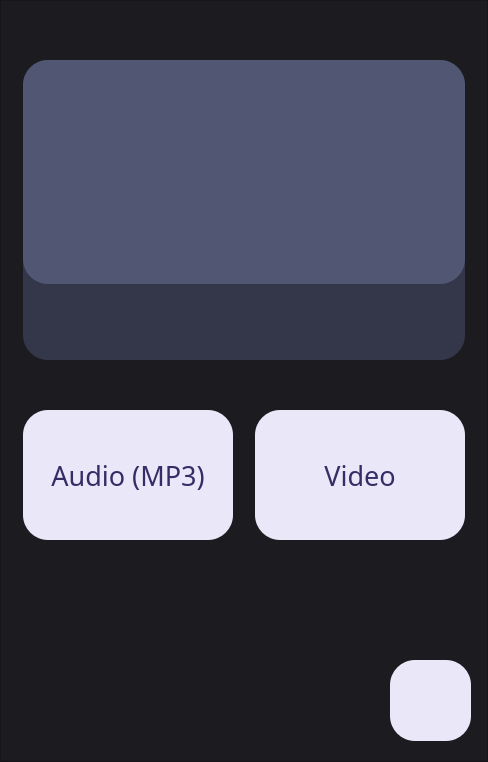
GitBon25/TubeThief, file project2.ui: the form before one commit.
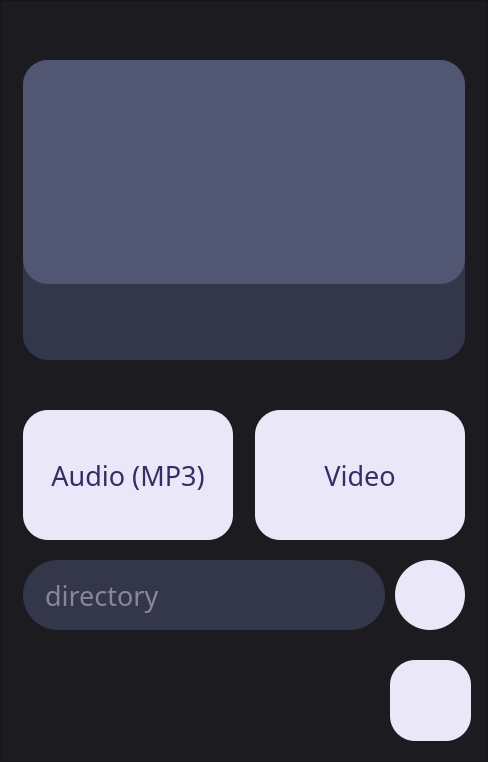
The form after the commit. Icons and pictures are not drawn.

```diff
--- a/project2.ui
+++ b/project2.ui
@@ -242,6 +242,97 @@
       <string>Video</string>
      </property>
     </widget>
+    <widget class="QLineEdit" name="directory">
+     <property name="enabled">
+      <bool>true</bool>
+     </property>
+     <property name="geometry">
+      <rect>
+       <x>23</x>
+       <y>560</y>
+       <width>362</width>
+       <height>70</height>
+      </rect>
+     </property>
+     <property name="font">
+      <font>
+       <family>Product Sans</family>
+       <pointsize>20</pointsize>
+      </font>
+     </property>
+     <property name="styleSheet">
+      <string notr="true">QLineEdit {
+background-color: rgb(52, 55, 74);
+color: rgb(215, 215, 230);
+border-radius: 35px;
+padding-left: 20px;
+padding-right: 20px;
+}</string>
+     </property>
+     <property name="inputMask">
+      <string/>
+     </property>
+     <property name="text">
+      <string/>
+     </property>
+     <property name="placeholderText">
+      <string>directory</string>
+     </property>
+    </widget>
+    <widget class="QPushButton" name="browse">
+     <property name="geometry">
+      <rect>
+       <x>395</x>
+       <y>560</y>
+       <width>70</width>
+       <height>70</height>
+      </rect>
+     </property>
+     <property name="minimumSize">
+      <size>
+       <width>70</width>
+       <height>70</height>
+      </size>
+     </property>
+     <property name="maximumSize">
+      <size>
+       <width>70</width>
+       <height>70</height>
+      </size>
+     </property>
+     <property name="font">
+      <font>
+       <family>Product Sans Medium</family>
+       <pointsize>20</pointsize>
+      </font>
+     </property>
+     <property name="styleSheet">
+      <string notr="true">QPushButton {
+background-color: rgb(233, 231, 248);
+border-radius: 35px;
+color: rgb(53, 45, 101);
+}
+QPushButton:hover {
+background-color: rgb(240, 238, 255);
+}
+QPushButton:pressed {
+background-color: rgb(217, 215, 230);
+}</string>
+     </property>
+     <property name="text">
+      <string/>
+     </property>
+     <property name="icon">
+      <iconset>
+       <normaloff>C:/Users/vanka/Downloads/folder_open_22dp_352D65_FILL0_wght400_GRAD0_opsz24.png</normaloff>C:/Users/vanka/Downloads/folder_open_22dp_352D65_FILL0_wght400_GRAD0_opsz24.png</iconset>
+     </property>
+     <property name="iconSize">
+      <size>
+       <width>40</width>
+       <height>40</height>
+      </size>
+     </property>
+    </widget>
    </widget>
   </widget>
  </widget>
```
Left out of the diff: 2 changed lines with no effect on the pictures.
